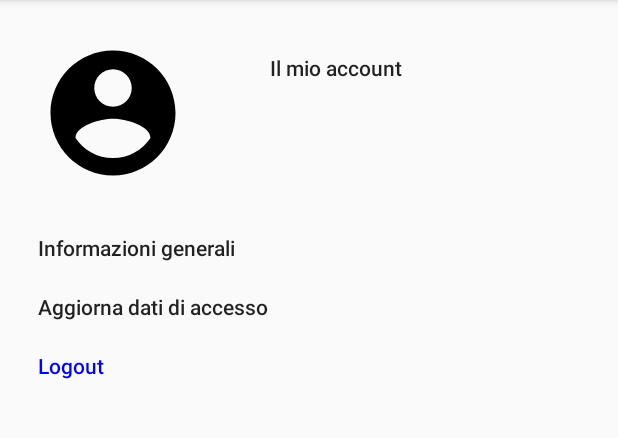
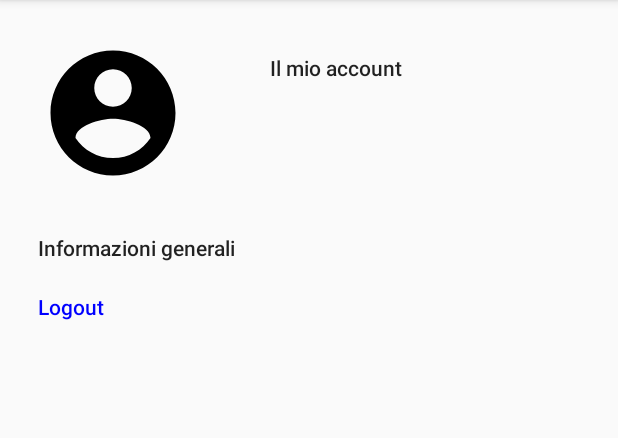
Before and after one commit to Colo27/BibliotecaUni, an Android app: the AccountActivity screen opened directly, with no data from a screen before it, on a phone screen of 412 x 824 dp, the part 84-522 px from its top. Run offline under Robolectric (Android 15) with nearby library versions, the phone set to English and light mode, and no system bars; our stand-ins replace Firebase (no records; nobody signed in at launch, a user with empty details on screens opened directly).

Commit message:
Fix ancora più grosse

```diff
--- a/app/src/main/java/com/example/guest/gestionebiblioteca/AccountActivity.java
+++ b/app/src/main/java/com/example/guest/gestionebiblioteca/AccountActivity.java
@@ -11,22 +11,33 @@ import com.google.firebase.auth.FirebaseUser;
 
 public class AccountActivity extends AppCompatActivity {
 
+    private FirebaseAuth mAuth;
+    private FirebaseUser mUser;
+
     @Override
     protected void onCreate(Bundle savedInstanceState) {
         super.onCreate(savedInstanceState);
         setContentView(R.layout.activity_account);
 
-        FirebaseUser user = FirebaseAuth.getInstance().getCurrentUser();
+        mAuth = FirebaseAuth.getInstance();
+        mUser = mAuth.getCurrentUser();
 
         TextView name = findViewById(R.id.textView3);
 
-        name.setText(user.getDisplayName());
+        name.setText(mUser.getDisplayName());
 
         TextView informazioni = findViewById(R.id.textView5);
 
-        TextView aggiorna = findViewById(R.id.textView6);
+        TextView logout = findViewById(R.id.textView7);
+        logout.setOnClickListener(new View.OnClickListener() {
+            @Override
+            public void onClick(View v) {
+                mAuth.signOut();
+                Intent logout = new Intent(AccountActivity.this, LoginActivity.class);
+                startActivity(logout);
+            }
+        });
 
-        TextView logout = findViewById(R.id.textView7);
     }
 
 }
--- a/app/src/main/java/com/example/guest/gestionebiblioteca/MainActivity.java
+++ b/app/src/main/java/com/example/guest/gestionebiblioteca/MainActivity.java
@@ -52,7 +52,7 @@ public class MainActivity extends AppCompatActivity {
         miei_libri.setOnClickListener(new View.OnClickListener() {
             @Override
             public void onClick(View v) {
-                Intent account = new Intent(getBaseContext(), PrestitiActivity.class);
+                Intent account = new Intent(getBaseContext(), MieiLibri.class);
                 startActivity(account);
             }
         });
--- a/app/src/main/res/layout/activity_account.xml
+++ b/app/src/main/res/layout/activity_account.xml
@@ -51,17 +51,6 @@
         android:layout_marginTop="30dp"
          />
 
-    <TextView
-        android:id="@+id/textView6"
-        android:layout_width="wrap_content"
-        android:layout_height="wrap_content"
-        android:text="Aggiorna dati di accesso"
-        android:textAppearance="@style/TextAppearance.AppCompat.Body2"
-        app:layout_constraintTop_toBottomOf="@id/textView5"
-        app:layout_constraintLeft_toLeftOf="@id/profiloImage"
-        android:layout_marginTop="20dp"
-         />
-
 
     <TextView
         android:id="@+id/textView7"
@@ -69,7 +58,7 @@
         android:layout_height="wrap_content"
         android:text="Logout"
         android:textAppearance="@style/TextAppearance.AppCompat.Body2"
-        app:layout_constraintTop_toBottomOf="@id/textView6"
+        app:layout_constraintTop_toBottomOf="@id/textView5"
         app:layout_constraintLeft_toLeftOf="@id/profiloImage"
         android:layout_marginTop="20dp"
         android:textColor="#0000FF"
--- a/app/src/main/res/layout/content_aggiungi_libro.xml
+++ b/app/src/main/res/layout/content_aggiungi_libro.xml
@@ -46,7 +46,6 @@
         android:id="@+id/button_add"
         android:layout_width="match_parent"
         android:layout_height="wrap_content"
-        android:onClick="btnAddOnClick"
         android:text="aggiungi libro" />
 
 </LinearLayout>
```
Also changed, not shown: app/src/main/java/com/example/guest/gestionebiblioteca/AggiungiLibro.java (+2 -15 lines), app/src/main/res/layout/activity_aggiungi_libro.xml (+0 -8 lines).
